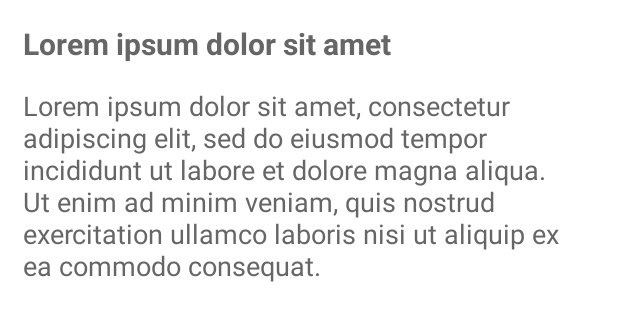
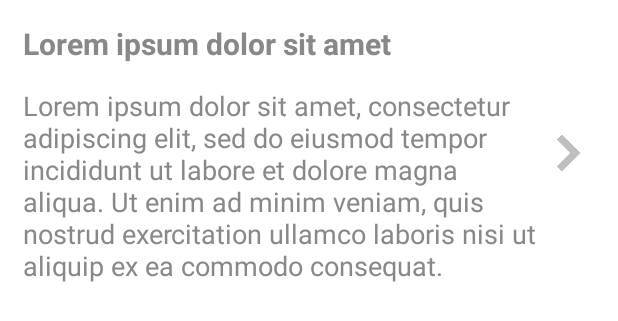
Before and after one commit to mauriciotogneri/appickle, an Android app: the layout row_session.xml on its own in the app's theme, with its tools: preview values and no code run, on a phone screen of 412 x 824 dp. Shown: the top 321 px of the screen. Run offline under Robolectric (Android 15) with nearby library versions, the phone set to English and light mode, and no system bars.

Commit message:
Improved sessions list

```diff
--- a/app/src/main/java/com/mauriciotogneri/appickle/activities/NewSessionActivity.java
+++ b/app/src/main/java/com/mauriciotogneri/appickle/activities/NewSessionActivity.java
@@ -73,9 +73,8 @@ public class NewSessionActivity extends BaseActivity
         SessionsIndexStorage sessionsIndexStorage = new SessionsIndexStorage(this);
         sessionsIndexStorage.saveSession(session);
 
-        Bundle parameters = new Bundle();
-        parameters.putString(IntroSessionActivity.PARAMETER_SESSION_ID, session.id());
-        openActivity(IntroSessionActivity.class, parameters);
+        Intent intent = IntroSessionActivity.createIntent(this, session.id());
+        startActivity(intent);
 
         finish();
     }
--- a/app/src/main/res/layout/row_session.xml
+++ b/app/src/main/res/layout/row_session.xml
@@ -5,8 +5,14 @@
     android:layout_width="match_parent"
     android:layout_height="wrap_content"
     android:background="?android:attr/selectableItemBackground"
-    android:orientation="vertical"
+    android:orientation="horizontal"
     android:padding="@dimen/margin.default">
+
+    <LinearLayout
+        android:layout_width="0dp"
+        android:layout_height="wrap_content"
+        android:layout_weight="1"
+        android:orientation="vertical">
 
         <TextView
             android:id="@+id/session.title"
@@ -26,3 +32,12 @@
             tools:text="@string/dummy.long"/>
 
     </LinearLayout>
+
+    <ImageView
+        android:layout_width="15dp"
+        android:layout_height="wrap_content"
+        android:layout_gravity="center"
+        android:layout_margin="10dp"
+        android:src="@drawable/arrow"/>
+
+</LinearLayout>
--- a/app/src/main/res/values/colors.xml
+++ b/app/src/main/res/values/colors.xml
@@ -6,6 +6,7 @@
     <color name="accent">#17A589</color>
     <color name="textPrimary">#FFFFFF</color>
     <color name="textSecondary">@color/accent</color>
+    <color name="controlHighlight">#108F76</color>
 
     <color name="toolbar.text">#FFFFFF</color>
 
@@ -17,7 +18,7 @@
 
     <color name="button.text">#FFFFFF</color>
 
-    <color name="text.default">#666666</color>
+    <color name="text.default">#888888</color>
 
     <color name="hint">#AAAAAA</color>
 
--- a/app/src/main/res/values/styles.xml
+++ b/app/src/main/res/values/styles.xml
@@ -7,8 +7,7 @@
         <item name="colorAccent">@color/accent</item>
         <item name="android:textColorPrimary">@color/textPrimary</item>
         <item name="android:textColorSecondary">@color/textSecondary</item>
-
-        <item name="colorControlHighlight">@color/accent</item>
+        <item name="colorControlHighlight">@color/controlHighlight</item>
 
         <item name="windowActionBar">false</item>
         <item name="windowNoTitle">true</item>
```
Also changed, not shown: app/src/main/java/com/mauriciotogneri/appickle/activities/IntroSessionActivity.java (+14 -1 lines), app/src/main/java/com/mauriciotogneri/appickle/activities/LoadSessionActivity.java (+6 -6 lines), app/src/main/java/com/mauriciotogneri/appickle/base/BaseActivity.java (+0 -7 lines), app/src/main/java/com/mauriciotogneri/appickle/storage/SessionsIndexStorage.java (+17 -2 lines), app/src/main/res/drawable/arrow.png (added). Lines whose indentation alone changed are shown as unchanged.
